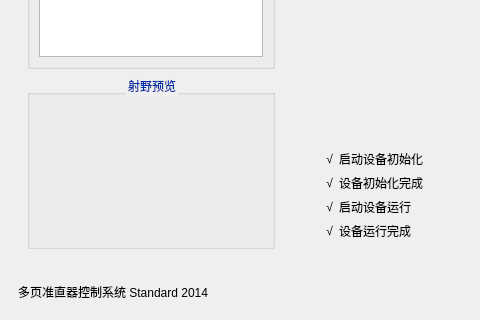
The window that mainwindow.ui (EdwardTj/MLC-Controller) describes before a commit, drawn with Qt 5; both pictures show x 0 to 480 and y 461 to 781 of the 1110 by 781 pixel window.
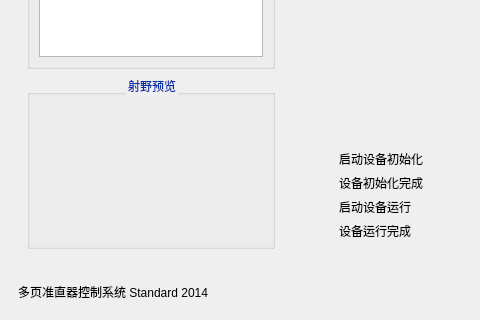
The same window after the commit. Icons and pictures are not drawn.

Commit message: ADD:添加图片展示

Diff of the .ui file:
```diff
--- a/mainwindow.ui
+++ b/mainwindow.ui
@@ -335,6 +335,18 @@
             <property name="alignment">
              <set>Qt::AlignmentFlag::AlignCenter</set>
             </property>
+            <layout class="QVBoxLayout" name="verticalLayout_10">
+             <item>
+              <widget class="QLabel" name="label_5">
+               <property name="styleSheet">
+                <string notr="true">image: url(:/pic/D:/zm/dcm/secondView.png);</string>
+               </property>
+               <property name="text">
+                <string/>
+               </property>
+              </widget>
+             </item>
+            </layout>
            </widget>
           </item>
          </layout>
@@ -369,9 +381,9 @@
                <item>
                 <layout class="QVBoxLayout" name="verticalLayout_6">
                  <item>
-                  <widget class="QLabel" name="label_5">
+                  <widget class="QLabel" name="statusLabel_1">
                    <property name="text">
-                    <string>√</string>
+                    <string/>
                    </property>
                    <property name="alignment">
                     <set>Qt::AlignmentFlag::AlignRight|Qt::AlignmentFlag::AlignTrailing|Qt::AlignmentFlag::AlignVCenter</set>
@@ -381,7 +393,7 @@
                  <item>
                   <widget class="QLabel" name="label_6">
                    <property name="text">
-                    <string>√</string>
+                    <string/>
                    </property>
                    <property name="alignment">
                     <set>Qt::AlignmentFlag::AlignRight|Qt::AlignmentFlag::AlignTrailing|Qt::AlignmentFlag::AlignVCenter</set>
@@ -391,7 +403,7 @@
                  <item>
                   <widget class="QLabel" name="label_7">
                    <property name="text">
-                    <string>√</string>
+                    <string/>
                    </property>
                    <property name="alignment">
                     <set>Qt::AlignmentFlag::AlignRight|Qt::AlignmentFlag::AlignTrailing|Qt::AlignmentFlag::AlignVCenter</set>
@@ -401,7 +413,7 @@
                  <item>
                   <widget class="QLabel" name="label_8">
                    <property name="text">
-                    <string>√</string>
+                    <string/>
                    </property>
                    <property name="alignment">
                     <set>Qt::AlignmentFlag::AlignRight|Qt::AlignmentFlag::AlignTrailing|Qt::AlignmentFlag::AlignVCenter</set>
```
Left out of the diff: 27 changed lines with no effect on the pictures. The commit also changes 2 other files.
